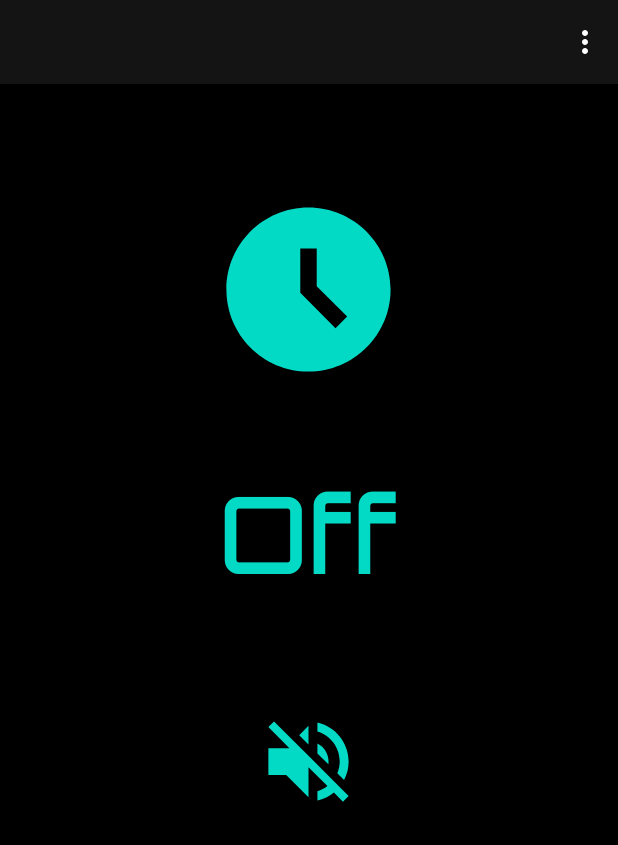
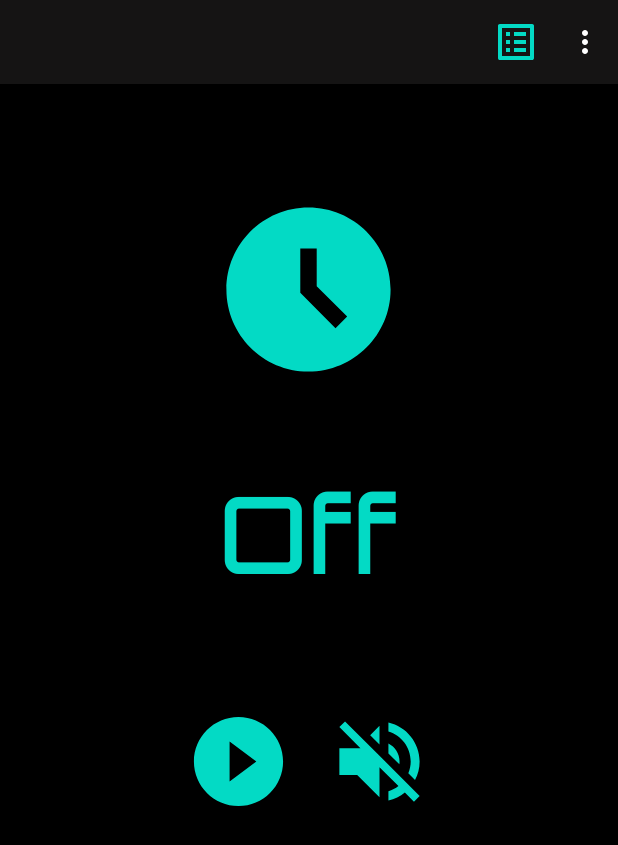
Before and after one commit to Alexei-Suzdalenko/radio.clock.alarm.clock, an Android app: the screen it shows after launch (MainActivity), on a phone screen of 412 x 824 dp. Shown: the top 845 px of the screen. Run offline under Robolectric (Android 15) with nearby library versions, the phone set to English and light mode, and no system bars; our stand-ins replace AdMob; pictures from the network do not load; 2 statements that could not run were skipped.

Commit message:
web android developer

```diff
--- a/app/build.gradle
+++ b/app/build.gradle
@@ -11,7 +11,7 @@ android {
         minSdkVersion 19
         targetSdkVersion 30
         versionCode 7
-        versionName "7.0"
+        versionName "7.0.1"
         testInstrumentationRunner "androidx.test.runner.AndroidJUnitRunner"
         multiDexEnabled true
     }
@@ -41,7 +41,7 @@ dependencies {
     androidTestImplementation 'androidx.test.espresso:espresso-core:3.4.0'
 
     implementation 'com.google.android.gms:play-services-ads:20.4.0'
-    implementation 'com.google.android.exoplayer:exoplayer:2.10.6'
+    implementation 'com.google.android.exoplayer:exoplayer:2.15.1'
     implementation 'com.squareup.picasso:picasso:2.71828'
     implementation 'com.android.volley:volley:1.2.1'
     implementation 'androidx.multidex:multidex:2.0.1'
--- a/app/src/main/AndroidManifest.xml
+++ b/app/src/main/AndroidManifest.xml
@@ -12,6 +12,7 @@
 
     <application
         android:name=".utils.App"
+        android:description="@string/app_name"
         android:allowBackup="true"
         android:icon="@mipmap/ic_launcher"
         android:label="@string/app_name"
@@ -25,9 +26,6 @@
             android:screenOrientation="portrait" />
         <activity
             android:name=".SetCountry"
-            android:screenOrientation="portrait" />
-        <activity
-            android:name=".Off"
             android:screenOrientation="portrait" />
         <activity
             android:name=".MainActivity"
--- a/app/src/main/java/radio/clock/alarm/clock/AlarmClock.kt
+++ b/app/src/main/java/radio/clock/alarm/clock/AlarmClock.kt
@@ -36,7 +36,7 @@ class AlarmClock : AppCompatActivity() {
 
 
         off.setOnClickListener{
-            if (App.player.isPlaying) App.player.stop()
+            if (App.player?.isPlaying == true) App.player!!.stop()
             if (App.mp.isPlaying)     App.mp.stop()
             startActivity(Intent(this, MainActivity::class.java))
             finish()
--- a/app/src/main/java/radio/clock/alarm/clock/MainActivity.kt
+++ b/app/src/main/java/radio/clock/alarm/clock/MainActivity.kt
@@ -28,6 +28,7 @@ import kotlinx.android.synthetic.main.activity_main.*
 import kotlinx.android.synthetic.main.custom.view.*
 import radio.clock.alarm.clock.utils.App
 import radio.clock.alarm.clock.utils.App.Companion.globalEditor
+import radio.clock.alarm.clock.utils.App.Companion.globalSharedPreferences
 import radio.clock.alarm.clock.utils.ReceiverAlarmClock
 import radio.clock.alarm.clock.utils.ServiceAlarmClock
 import java.util.*
@@ -45,16 +46,8 @@ class MainActivity : AppCompatActivity() {
     @SuppressLint("CommitPrefEdits")
     override fun onCreate(savedInstanceState: Bundle?) {
         super.onCreate(savedInstanceState)
-        setContentView(R.layout.activity_main)
+        setContentView(R.layout.activity_main); try{ title = "" } catch (e: Exception){}
         askAboutAddStations()
-        title = " "
-
-        adRequest = AdRequest.Builder().build()
-        InterstitialAd.load(this, "ca-app-pub-7286158310312043/5060663877", adRequest, object : InterstitialAdLoadCallback() {
-            override fun onAdLoaded(interstitialAd: InterstitialAd) {
-                mInterstitialAd = interstitialAd
-            }
-        })
 
        MobileAds.initialize(this){}
        mAdView = findViewById(R.id.adView)
@@ -66,10 +59,7 @@ class MainActivity : AppCompatActivity() {
                    val heidhtAdview = mAdView.height + 7
                    val layoutParams = scrollView.layoutParams as RelativeLayout.LayoutParams
                    layoutParams.setMargins(0, 0, 0, heidhtAdview)
-                   scrollView.layoutParams = layoutParams
-               }
-           }
-       }
+                   scrollView.layoutParams = layoutParams }}}
 
         context           = this
         alarmManager      = getSystemService(Context.ALARM_SERVICE) as AlarmManager
@@ -78,9 +68,8 @@ class MainActivity : AppCompatActivity() {
         setVisibilityAlarm()
 
         setTime.setOnClickListener {setAlarmForTime()}
-        soundOff.setOnClickListener{
-            if (mInterstitialAd != null) { mInterstitialAd?.show(this) }
-            startActivity(Intent(this, Off::class.java))}
+        playSound.setOnClickListener { App.play(this); Toast.makeText(context, "START", Toast.LENGTH_LONG).show() }
+        soundOff.setOnClickListener{ if (mInterstitialAd != null) { mInterstitialAd?.show(this) }; App.stop(); chargeAdd(); App.mpStop() }
 
         var mService: ServiceAlarmClock? = null
         var mBound = false
@@ -90,7 +79,6 @@ class MainActivity : AppCompatActivity() {
                 mService = binder.getService()
                 mBound = true
             }
-
             override fun onServiceDisconnected(name: ComponentName) {
                 mService = null
                 mBound = false
@@ -257,4 +245,10 @@ class MainActivity : AppCompatActivity() {
         }
     }
 
+    private fun chargeAdd(){
+        adRequest = AdRequest.Builder().build()
+        InterstitialAd.load(this, "ca-app-pub-7286158310312043/5060663877", adRequest, object : InterstitialAdLoadCallback() {
+            override fun onAdLoaded(interstitialAd: InterstitialAd) { mInterstitialAd = interstitialAd }})
+    }
+
 }
--- a/app/src/main/java/radio/clock/alarm/clock/SetRadioChannel.kt
+++ b/app/src/main/java/radio/clock/alarm/clock/SetRadioChannel.kt
@@ -55,7 +55,7 @@ class SetRadioChannel : AppCompatActivity() {
                     "Ukraine" ->  { URL("https://android-soft.github.io/alarm_app/stations/ua.js").readText() }
                     "Belorus" ->  { URL("https://android-soft.github.io/alarm_app/stations/bl.js").readText() }
                     else -> { // Russia
-                        URL("https://android-soft.github.io/alarm_app/stations/rus.js").readText()
+                        URL("https://alexei-suzdalenko.github.io/r-radio/rus-radio.js").readText()
                     }
                 }
                 val resultUrl = JSONObject(response)
@@ -84,6 +84,7 @@ class SetRadioChannel : AppCompatActivity() {
         App.globalEditor.putString("url_radio", url_radio)
         App.globalEditor.apply()
         Toast.makeText(this, name_radio, Toast.LENGTH_LONG).show()
+        App.play(this)
         finish()
     }
 }
--- a/app/src/main/java/radio/clock/alarm/clock/utils/ServiceAlarmClock.kt
+++ b/app/src/main/java/radio/clock/alarm/clock/utils/ServiceAlarmClock.kt
@@ -11,7 +11,6 @@ import android.os.IBinder
 import android.provider.Settings
 import androidx.core.app.NotificationCompat
 import radio.clock.alarm.clock.MainActivity
-import radio.clock.alarm.clock.Off
 import radio.clock.alarm.clock.R
 import java.util.*
 
@@ -27,13 +26,13 @@ class ServiceAlarmClock : Service() {
         super.onCreate()
         sharedPreferences = getSharedPreferences("radio", Context.MODE_PRIVATE)
         dataTimeString    = sharedPreferences.getString("dataTimeString", "Error").toString()
-        name_radio        = sharedPreferences.getString("name_radio", "none").toString()
+        name_radio  = App.globalSharedPreferences.getString("name_radio", "").toString()
         title             = dataTimeString
         offSound          = "Off Sound"
     }
 
     override fun onStartCommand(intent: Intent?, flags: Int, startId: Int): Int {
-        val notificationIntent = Intent(this, Off::class.java)
+        val notificationIntent = Intent(this, MainActivity::class.java)
 
         var goToIndexPrepare: Intent? = null
         if (Build.VERSION.SDK_INT >= Build.VERSION_CODES.O) {
--- /dev/null
+++ b/app/src/main/res/drawable/list.xml
@@ -0,0 +1,5 @@
+<vector android:height="34dp" android:tint="@color/teal_200"
+    android:viewportHeight="24" android:viewportWidth="24"
+    android:width="34dp" xmlns:android="http://schemas.android.com/apk/res/android">
+    <path android:fillColor="@color/teal_200" android:pathData="M19,5v14L5,19L5,5h14m1.1,-2L3.9,3c-0.5,0 -0.9,0.4 -0.9,0.9v16.2c0,0.4 0.4,0.9 0.9,0.9h16.2c0.4,0 0.9,-0.5 0.9,-0.9L21,3.9c0,-0.5 -0.5,-0.9 -0.9,-0.9zM11,7h6v2h-6L11,7zM11,11h6v2h-6v-2zM11,15h6v2h-6zM7,7h2v2L7,9zM7,11h2v2L7,13zM7,15h2v2L7,17z"/>
+</vector>
--- /dev/null
+++ b/app/src/main/res/drawable/play.xml
@@ -0,0 +1,7 @@
+<vector xmlns:tools="http://schemas.android.com/tools"
+    android:height="44dp" android:tint="@color/teal_200"
+    android:viewportHeight="24" android:viewportWidth="24"
+    android:width="44dp" xmlns:android="http://schemas.android.com/apk/res/android"
+    tools:ignore="VectorRaster">
+    <path android:fillColor="@color/teal_200" android:pathData="M12,2C6.48,2 2,6.48 2,12s4.48,10 10,10 10,-4.48 10,-10S17.52,2 12,2zM10,16.5v-9l6,4.5 -6,4.5z"/>
+</vector>
--- a/app/src/main/res/layout/activity_main.xml
+++ b/app/src/main/res/layout/activity_main.xml
@@ -46,13 +46,28 @@
                         android:textColor="@color/teal_200"
                         android:textSize="71sp" />
                 </LinearLayout>
+                <LinearLayout
+                    android:orientation="horizontal"
+                    android:gravity="center_horizontal"
+                    android:layout_width="match_parent"
+                    android:layout_height="wrap_content">
                     <ImageView
+                        android:src="@drawable/play"
+                        android:layout_marginTop="71dp"
+                        android:id="@+id/playSound"
+                        android:layout_marginEnd="11dp"
+                        android:contentDescription="@string/app_name"
+                        android:layout_width="71dp"
+                        android:layout_height="71dp" />
+                    <ImageView
+                        android:layout_marginStart="11dp"
                         android:src="@drawable/off"
                         android:layout_marginTop="71dp"
                         android:id="@+id/soundOff"
                         android:contentDescription="@string/app_name"
                         android:layout_width="71dp"
                         android:layout_height="71dp" />
+                </LinearLayout>
             </LinearLayout>
     </ScrollView>
     <com.google.android.gms.ads.AdView
--- a/app/src/main/res/menu/menu.xml
+++ b/app/src/main/res/menu/menu.xml
@@ -3,15 +3,17 @@
     xmlns:tools="http://schemas.android.com/tools"
     tools:context="radio.alarm.Index">
     <item
+        android:id="@+id/radio"
+        android:orderInCategory="100"
+        android:icon="@drawable/list"
+        app:showAsAction="always"
+        android:title="@string/radio"
+        />
+    <item
         android:id="@+id/country"
-        android:orderInCategory="100"
+        android:orderInCategory="110"
         android:title="@string/country"
         />
-    <item
-        android:id="@+id/radio"
-        android:orderInCategory="110"
-        android:title="@string/radio"
-         />
     <item
         android:id="@+id/share"
         android:orderInCategory="110"
```
Also changed, not shown: app/src/main/java/radio/clock/alarm/clock/Off.kt (deleted, +0 -18 lines), app/src/main/java/radio/clock/alarm/clock/utils/App.kt (+12 -20 lines), app/src/main/java/radio/clock/alarm/clock/utils/ReceiverAlarmClock.kt (+25 -6 lines). Lines whose indentation alone changed are shown as unchanged.
